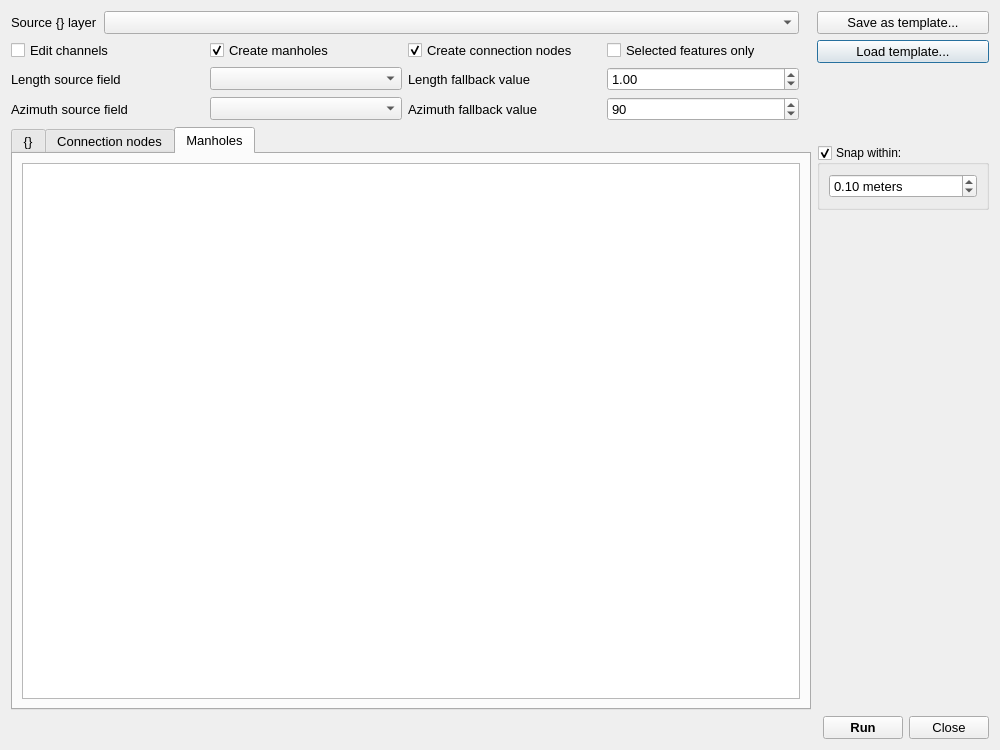
Old version of the form threedi_schematisation_editor/custom_widgets/ui/import_structures.ui in the repository nens/threedi-schematisation-editor.
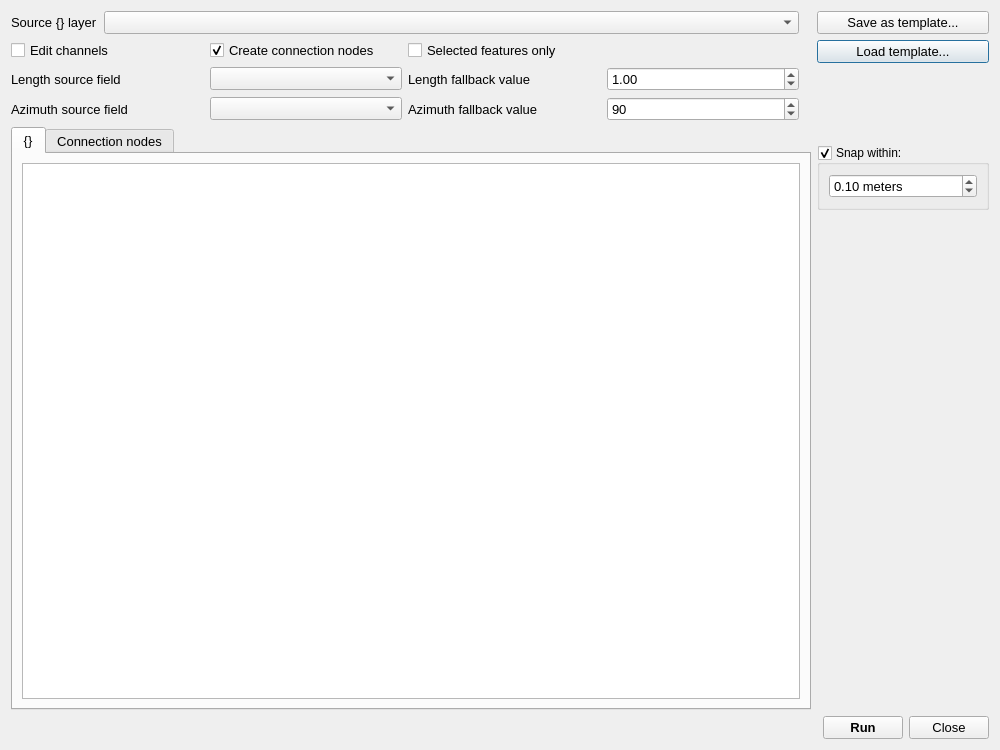
New version of the form. The open tabs and pages were chosen to show the change. Custom widgets are drawn as their Qt base class.

What changed in the file:
```diff
--- a/threedi_schematisation_editor/custom_widgets/ui/import_structures.ui
+++ b/threedi_schematisation_editor/custom_widgets/ui/import_structures.ui
@@ -122,16 +122,6 @@
        </item>
       </layout>
      </widget>
-     <widget class="QWidget" name="manhole_tab">
-      <attribute name="title">
-       <string>Manholes</string>
-      </attribute>
-      <layout class="QGridLayout" name="gridLayout_4">
-       <item row="0" column="0">
-        <widget class="QTreeView" name="manhole_tv"/>
-       </item>
-      </layout>
-     </widget>
     </widget>
    </item>
    <item row="10" column="5">
@@ -235,24 +225,6 @@
        </property>
       </widget>
      </item>
-     <item row="0" column="1">
-      <widget class="QCheckBox" name="create_manholes_cb">
-       <property name="font">
-        <font>
-         <pointsize>10</pointsize>
-        </font>
-       </property>
-       <property name="layoutDirection">
-        <enum>Qt::LeftToRight</enum>
-       </property>
-       <property name="text">
-        <string>Create manholes</string>
-       </property>
-       <property name="checked">
-        <bool>true</bool>
-       </property>
-      </widget>
-     </item>
      <item row="1" column="2">
       <widget class="QLabel" name="length_fallback_value_lbl">
        <property name="font">
@@ -265,39 +237,6 @@
        </property>
       </widget>
      </item>
-     <item row="0" column="3">
-      <widget class="QCheckBox" name="selected_only_cb">
-       <property name="font">
-        <font>
-         <pointsize>10</pointsize>
-        </font>
-       </property>
-       <property name="layoutDirection">
-        <enum>Qt::LeftToRight</enum>
-       </property>
-       <property name="text">
-        <string>Selected features only</string>
-       </property>
-      </widget>
-     </item>
-     <item row="0" column="2">
-      <widget class="QCheckBox" name="create_nodes_cb">
-       <property name="font">
-        <font>
-         <pointsize>10</pointsize>
-        </font>
-       </property>
-       <property name="layoutDirection">
-        <enum>Qt::LeftToRight</enum>
-       </property>
-       <property name="text">
-        <string>Create connection nodes</string>
-       </property>
-       <property name="checked">
-        <bool>true</bool>
-       </property>
-      </widget>
-     </item>
      <item row="1" column="0">
       <widget class="QLabel" name="length_source_field_lbl">
        <property name="font">
@@ -394,6 +333,39 @@
        </property>
       </widget>
      </item>
+     <item row="0" column="1">
+      <widget class="QCheckBox" name="create_nodes_cb">
+       <property name="font">
+        <font>
+         <pointsize>10</pointsize>
+        </font>
+       </property>
+       <property name="layoutDirection">
+        <enum>Qt::LeftToRight</enum>
+       </property>
+       <property name="text">
+        <string>Create connection nodes</string>
+       </property>
+       <property name="checked">
+        <bool>true</bool>
+       </property>
+      </widget>
+     </item>
+     <item row="0" column="2">
+      <widget class="QCheckBox" name="selected_only_cb">
+       <property name="font">
+        <font>
+         <pointsize>10</pointsize>
+        </font>
+       </property>
+       <property name="layoutDirection">
+        <enum>Qt::LeftToRight</enum>
+       </property>
+       <property name="text">
+        <string>Selected features only</string>
+       </property>
+      </widget>
+     </item>
     </layout>
    </item>
   </layout>
```
Left out of the diff: 4 changed lines with no effect on the pictures.
